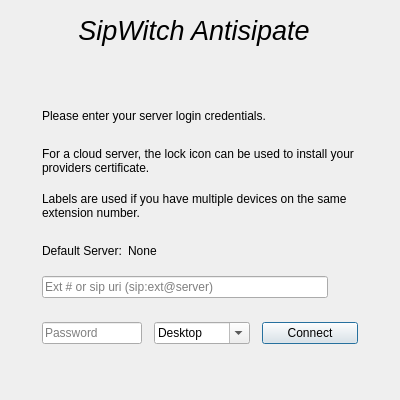
First picture: the form in Desktop/login.ui, repository dyfet/tycho_sipwitchqt, before the edit.
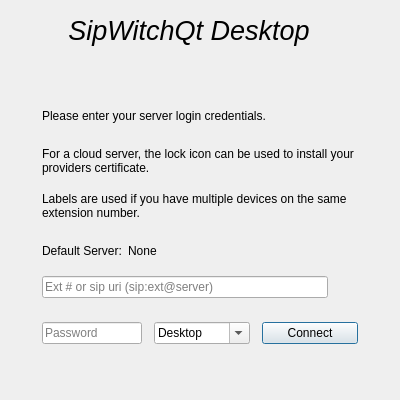
Second picture: the form after the edit. Icons and pictures are not drawn.

Patch:
```diff
--- a/Desktop/login.ui
+++ b/Desktop/login.ui
@@ -71,7 +71,7 @@
           </font>
          </property>
          <property name="text">
-          <string>SipWitch Antisipate</string>
+          <string>SipWitchQt Desktop</string>
          </property>
          <property name="alignment">
           <set>Qt::AlignCenter</set>
```
